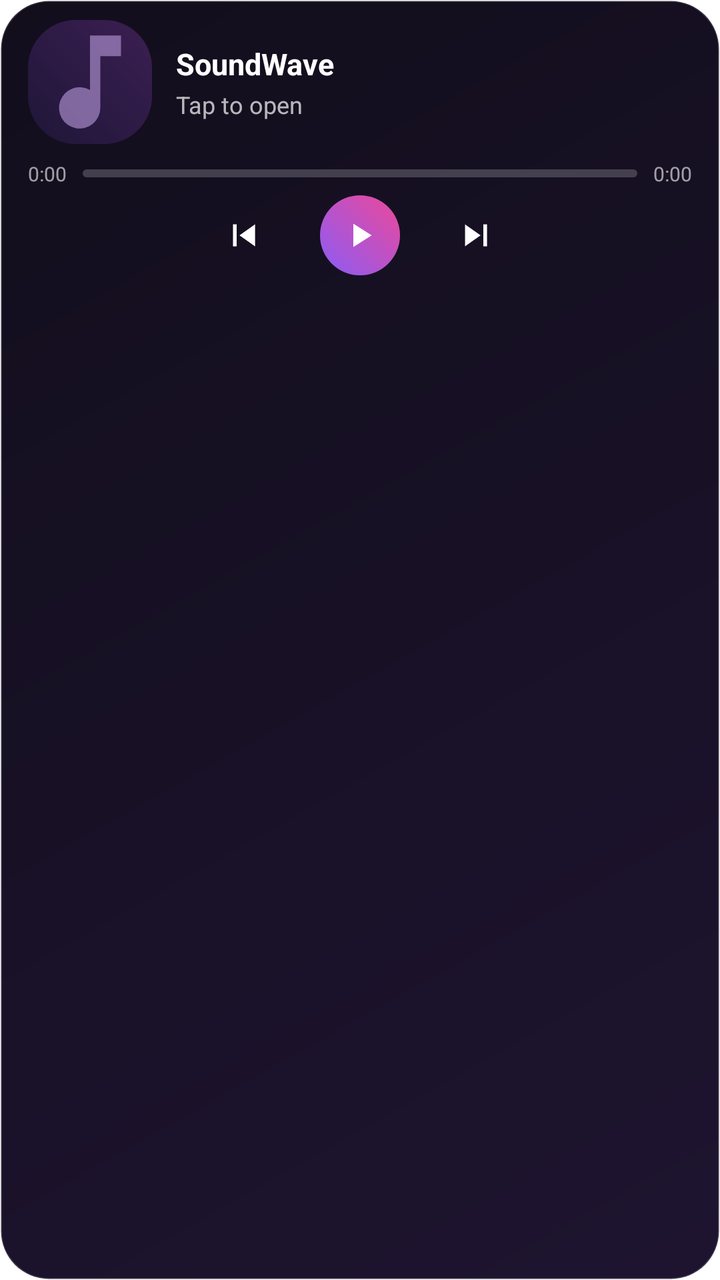
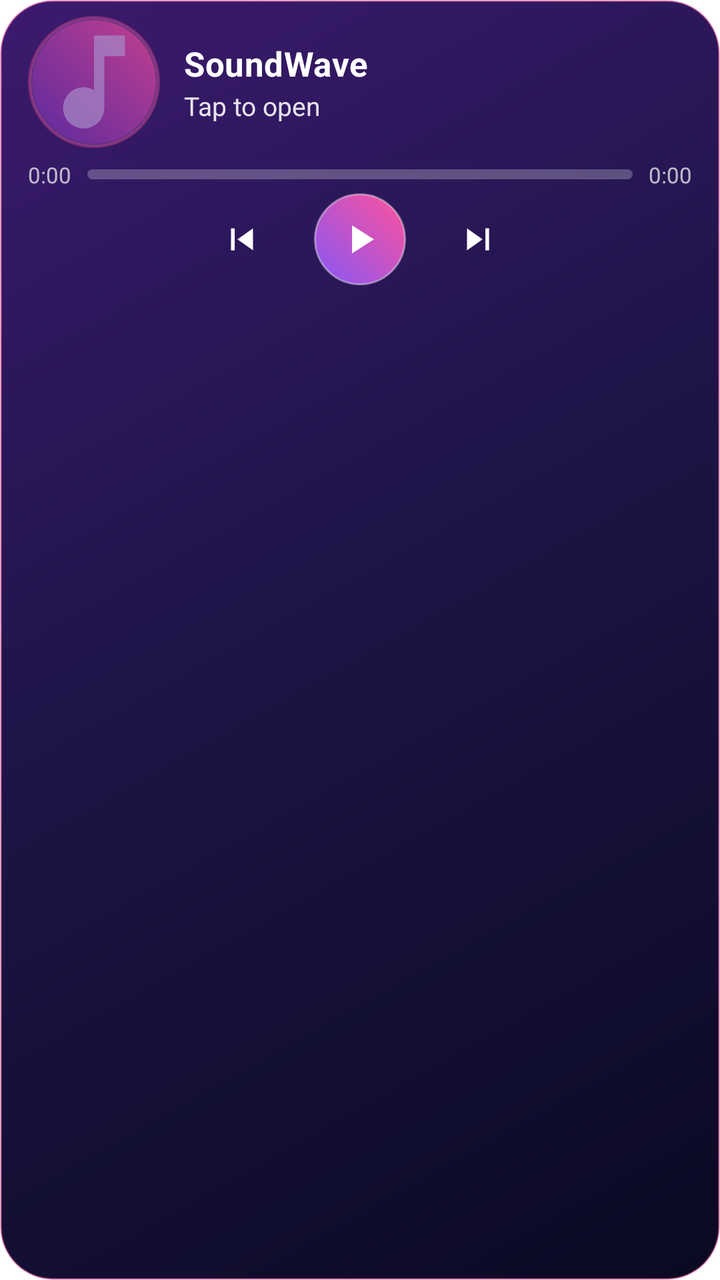

Two renders of the same Android screen: before a commit and after it. Below are the layout's source before the change and the commit's diff.
<!-- AndroidManifest.xml: fallback theme Theme.MaterialComponents.DayNight.NoActionBar -->
<!-- res/layout/soundwave_widget.xml -->
<?xml version="1.0" encoding="utf-8"?>
<LinearLayout xmlns:android="http://schemas.android.com/apk/res/android"
    android:id="@+id/widget_root"
    android:layout_width="match_parent"
    android:layout_height="match_parent"
    android:background="@drawable/soundwave_widget_background"
    android:orientation="vertical"
    android:paddingStart="14dp"
    android:paddingEnd="14dp"
    android:paddingTop="10dp"
    android:paddingBottom="8dp">

    <LinearLayout
        android:layout_width="match_parent"
        android:layout_height="wrap_content"
        android:gravity="center_vertical"
        android:orientation="horizontal">

        <ImageView
            android:id="@+id/widget_art"
            android:layout_width="62dp"
            android:layout_height="62dp"
            android:contentDescription="Album art"
            android:scaleType="fitCenter"
            android:src="@drawable/widget_art_placeholder" />

        <LinearLayout
            android:layout_width="0dp"
            android:layout_height="wrap_content"
            android:layout_marginStart="12dp"
            android:layout_weight="1"
            android:orientation="vertical">

            <TextView
                android:id="@+id/widget_title"
                android:layout_width="match_parent"
                android:layout_height="wrap_content"
                android:ellipsize="end"
                android:maxLines="1"
                android:text="SoundWave"
                android:textColor="#FFFFFF"
                android:textSize="15sp"
                android:textStyle="bold" />

            <TextView
                android:id="@+id/widget_artist"
                android:layout_width="match_parent"
                android:layout_height="wrap_content"
                android:layout_marginTop="2dp"
                android:ellipsize="end"
                android:maxLines="1"
                android:text="Tap to open"
                android:textColor="#B3FFFFFF"
                android:textSize="12sp" />

            
            <LinearLayout
                android:id="@+id/widget_next_row"
                android:layout_width="match_parent"
                android:layout_height="wrap_content"
                android:layout_marginTop="2dp"
                android:gravity="center_vertical"
                android:minHeight="24dp"
                android:orientation="horizontal"
                android:visibility="gone">

                <TextView
                    android:id="@+id/widget_next_song"
                    android:layout_width="0dp"
                    android:layout_height="wrap_content"
                    android:layout_weight="1"
                    android:ellipsize="end"
                    android:maxLines="1"
                    android:text=""
                    android:textColor="#B3FFFFFF"
                    android:textSize="11sp" />

                <ImageView
                    android:id="@+id/widget_next_hint"
                    android:layout_width="14dp"
                    android:layout_height="14dp"
                    android:layout_marginStart="6dp"
                    android:alpha="0.75"
                    android:contentDescription="Play next"
                    android:scaleType="fitCenter"
                    android:src="@drawable/ic_widget_next" />
            </LinearLayout>
        </LinearLayout>
    </LinearLayout>

    <LinearLayout
        android:layout_width="match_parent"
        android:layout_height="wrap_content"
        android:layout_marginTop="8dp"
        android:gravity="center_vertical"
        android:orientation="horizontal">

        <TextView
            android:id="@+id/widget_elapsed"
            android:layout_width="wrap_content"
            android:layout_height="wrap_content"
            android:text="0:00"
            android:textColor="#99FFFFFF"
            android:textSize="10sp" />

        <ProgressBar
            android:id="@+id/widget_progress"
            style="?android:attr/progressBarStyleHorizontal"
            android:layout_width="0dp"
            android:layout_height="4dp"
            android:layout_marginStart="8dp"
            android:layout_marginEnd="8dp"
            android:layout_weight="1"
            android:max="1000"
            android:progress="0"
            android:progressDrawable="@drawable/widget_progress" />

        <TextView
            android:id="@+id/widget_total"
            android:layout_width="wrap_content"
            android:layout_height="wrap_content"
            android:text="0:00"
            android:textColor="#99FFFFFF"
            android:textSize="10sp" />
    </LinearLayout>

    <LinearLayout
        android:layout_width="match_parent"
        android:layout_height="wrap_content"
        android:layout_marginTop="4dp"
        android:gravity="center"
        android:orientation="horizontal">

        <ImageButton
            android:id="@+id/widget_prev"
            android:layout_width="40dp"
            android:layout_height="40dp"
            android:background="@android:color/transparent"
            android:contentDescription="Previous song"
            android:padding="9dp"
            android:scaleType="fitCenter"
            android:src="@drawable/ic_widget_previous" />

        <ImageButton
            android:id="@+id/widget_play_pause"
            android:layout_width="40dp"
            android:layout_height="40dp"
            android:layout_marginStart="18dp"
            android:layout_marginEnd="18dp"
            android:background="@drawable/widget_play_bg"
            android:contentDescription="Play or pause"
            android:padding="10dp"
            android:scaleType="fitCenter"
            android:src="@drawable/ic_widget_play" />

        <ImageButton
            android:id="@+id/widget_next"
            android:layout_width="40dp"
            android:layout_height="40dp"
            android:background="@android:color/transparent"
            android:contentDescription="Next song"
            android:padding="9dp"
            android:scaleType="fitCenter"
            android:src="@drawable/ic_widget_next" />
    </LinearLayout>
</LinearLayout>
<!-- resources referenced by this layout -->
<resources>
  <!-- drawable ic_widget_next (drawable) -->
  <?xml version="1.0" encoding="utf-8"?>
  <vector xmlns:android="http://schemas.android.com/apk/res/android"
      android:width="24dp"
      android:height="24dp"
      android:viewportWidth="24"
      android:viewportHeight="24">
      <path
          android:fillColor="#FFFFFF"
          android:pathData="M16,6h2v12h-2z" />
      <path
          android:fillColor="#FFFFFF"
          android:pathData="M6,6v12l8.5,-6z" />
  </vector>
  <!-- drawable ic_widget_play (drawable) -->
  <?xml version="1.0" encoding="utf-8"?>
  <vector xmlns:android="http://schemas.android.com/apk/res/android"
      android:width="24dp"
      android:height="24dp"
      android:viewportWidth="24"
      android:viewportHeight="24">
      <path
          android:fillColor="#FFFFFF"
          android:pathData="M8,5v14l11,-7z" />
  </vector>
  <!-- drawable soundwave_widget_background (drawable) -->
  <?xml version="1.0" encoding="utf-8"?>
  <shape xmlns:android="http://schemas.android.com/apk/res/android"
      android:shape="rectangle">
      <gradient
          android:angle="315"
          android:endColor="#1E1430"
          android:startColor="#120E1C" />
      <corners android:radius="24dp" />
      <stroke
          android:width="1dp"
          android:color="#2EFFFFFF" />
  </shape>
  <!-- drawable widget_art_placeholder (drawable) -->
  <?xml version="1.0" encoding="utf-8"?>
  <layer-list xmlns:android="http://schemas.android.com/apk/res/android">
      <item>
          <shape android:shape="rectangle">
              <corners android:radius="10dp" />
              <gradient
                  android:angle="45"
                  android:endColor="#3B1F52"
                  android:startColor="#1F1638" />
          </shape>
      </item>
      <item
          android:width="26dp"
          android:height="26dp"
          android:drawable="@drawable/ic_widget_music"
          android:gravity="center" />
  </layer-list>
  <!-- drawable widget_play_bg (drawable) -->
  <?xml version="1.0" encoding="utf-8"?>
  <shape xmlns:android="http://schemas.android.com/apk/res/android"
      android:shape="oval">
      <gradient
          android:angle="45"
          android:endColor="#EC4899"
          android:startColor="#8B5CF6" />
  </shape>
  <!-- drawable widget_progress (drawable) -->
  <?xml version="1.0" encoding="utf-8"?>
  <layer-list xmlns:android="http://schemas.android.com/apk/res/android">
      <item android:id="@android:id/background">
          <shape android:shape="rectangle">
              <corners android:radius="3dp" />
              <solid android:color="#33FFFFFF" />
          </shape>
      </item>
      <item android:id="@android:id/progress">
          <clip>
              <shape android:shape="rectangle">
                  <corners android:radius="3dp" />
                  <gradient
                      android:angle="0"
                      android:endColor="#EC4899"
                      android:startColor="#8B5CF6" />
              </shape>
          </clip>
      </item>
  </layer-list>
  <!-- drawable ic_widget_music (drawable) -->
  <?xml version="1.0" encoding="utf-8"?>
  <vector xmlns:android="http://schemas.android.com/apk/res/android"
      android:width="24dp"
      android:height="24dp"
      android:viewportWidth="24"
      android:viewportHeight="24">
      <path
          android:fillColor="#B3A78BC8"
          android:pathData="M12,3v10.55A4,4 0,1 0,14 17V7h4V3z" />
  </vector>
  <!-- unchanged entries left out for length: 1 -->
</resources>

<!-- the commit's change to res/layout/soundwave_widget.xml (unified diff, before → after) -->
@@ -7,8 +7,8 @@
     android:orientation="vertical"
     android:paddingStart="14dp"
     android:paddingEnd="14dp"
-    android:paddingTop="10dp"
-    android:paddingBottom="8dp">
+    android:paddingTop="8dp"
+    android:paddingBottom="6dp">
 
     <LinearLayout
         android:layout_width="match_parent"
@@ -18,9 +18,11 @@
 
         <ImageView
             android:id="@+id/widget_art"
-            android:layout_width="62dp"
-            android:layout_height="62dp"
+            android:layout_width="66dp"
+            android:layout_height="66dp"
+            android:background="@drawable/widget_art_ring"
             android:contentDescription="Album art"
+            android:padding="2dp"
             android:scaleType="fitCenter"
             android:src="@drawable/widget_art_placeholder" />
 
@@ -37,21 +39,22 @@
                 android:layout_height="wrap_content"
                 android:ellipsize="end"
                 android:maxLines="1"
+                android:letterSpacing="0.01"
                 android:text="SoundWave"
                 android:textColor="#FFFFFF"
-                android:textSize="15sp"
+                android:textSize="17sp"
                 android:textStyle="bold" />
 
             <TextView
                 android:id="@+id/widget_artist"
                 android:layout_width="match_parent"
                 android:layout_height="wrap_content"
-                android:layout_marginTop="2dp"
+                android:layout_marginTop="1dp"
                 android:ellipsize="end"
                 android:maxLines="1"
                 android:text="Tap to open"
-                android:textColor="#B3FFFFFF"
-                android:textSize="12sp" />
+                android:textColor="#E0FFFFFF"
+                android:textSize="13sp" />
 
             
             <LinearLayout
@@ -72,15 +75,15 @@
                     android:ellipsize="end"
                     android:maxLines="1"
                     android:text=""
-                    android:textColor="#B3FFFFFF"
-                    android:textSize="11sp" />
+                    android:textColor="#D9FFFFFF"
+                    android:textSize="12sp" />
 
                 <ImageView
                     android:id="@+id/widget_next_hint"
-                    android:layout_width="14dp"
-                    android:layout_height="14dp"
+                    android:layout_width="15dp"
+                    android:layout_height="15dp"
                     android:layout_marginStart="6dp"
-                    android:alpha="0.75"
+                    android:alpha="0.9"
                     android:contentDescription="Play next"
                     android:scaleType="fitCenter"
                     android:src="@drawable/ic_widget_next" />
@@ -91,7 +94,7 @@
     <LinearLayout
         android:layout_width="match_parent"
         android:layout_height="wrap_content"
-        android:layout_marginTop="8dp"
+        android:layout_marginTop="6dp"
         android:gravity="center_vertical"
         android:orientation="horizontal">
 
@@ -100,14 +103,14 @@
             android:layout_width="wrap_content"
             android:layout_height="wrap_content"
             android:text="0:00"
-            android:textColor="#99FFFFFF"
-            android:textSize="10sp" />
+            android:textColor="#B3FFFFFF"
+            android:textSize="11sp" />
 
         <ProgressBar
             android:id="@+id/widget_progress"
             style="?android:attr/progressBarStyleHorizontal"
             android:layout_width="0dp"
-            android:layout_height="4dp"
+            android:layout_height="5dp"
             android:layout_marginStart="8dp"
             android:layout_marginEnd="8dp"
             android:layout_weight="1"
@@ -120,14 +123,14 @@
             android:layout_width="wrap_content"
             android:layout_height="wrap_content"
             android:text="0:00"
-            android:textColor="#99FFFFFF"
-            android:textSize="10sp" />
+            android:textColor="#B3FFFFFF"
+            android:textSize="11sp" />
     </LinearLayout>
 
     <LinearLayout
         android:layout_width="match_parent"
         android:layout_height="wrap_content"
-        android:layout_marginTop="4dp"
+        android:layout_marginTop="2dp"
         android:gravity="center"
         android:orientation="horizontal">
 
@@ -143,13 +146,13 @@
 
         <ImageButton
             android:id="@+id/widget_play_pause"
-            android:layout_width="40dp"
-            android:layout_height="40dp"
-            android:layout_marginStart="18dp"
-            android:layout_marginEnd="18dp"
+            android:layout_width="46dp"
+            android:layout_height="46dp"
+            android:layout_marginStart="16dp"
+            android:layout_marginEnd="16dp"
             android:background="@drawable/widget_play_bg"
             android:contentDescription="Play or pause"
-            android:padding="10dp"
+            android:padding="11dp"
             android:scaleType="fitCenter"
             android:src="@drawable/ic_widget_play" />
 
<!-- resource entries referenced after the edit -->
@@ -31,57 +31,70 @@
       android:shape="rectangle">
       <gradient
           android:angle="315"
-          android:endColor="#1E1430"
-          android:startColor="#120E1C" />
-      <corners android:radius="24dp" />
+          android:centerColor="#1B1444"
+          android:endColor="#0A0A22"
+          android:startColor="#3C1A6E"
+          android:type="linear" />
+      <corners android:radius="26dp" />
       <stroke
           android:width="1dp"
-          android:color="#2EFFFFFF" />
+          android:color="#5CFF529A" />
   </shape>
   <!-- drawable widget_art_placeholder (drawable) -->
   <?xml version="1.0" encoding="utf-8"?>
   <layer-list xmlns:android="http://schemas.android.com/apk/res/android">
       <item>
-          <shape android:shape="rectangle">
-              <corners android:radius="10dp" />
+          <shape android:shape="oval">
               <gradient
                   android:angle="45"
-                  android:endColor="#3B1F52"
-                  android:startColor="#1F1638" />
+                  android:endColor="#C23F8E"
+                  android:startColor="#5B2A9E" />
           </shape>
       </item>
       <item
-          android:width="26dp"
-          android:height="26dp"
+          android:width="30dp"
+          android:height="30dp"
           android:drawable="@drawable/ic_widget_music"
           android:gravity="center" />
   </layer-list>
+  <!-- drawable widget_art_ring (drawable) -->
+  <?xml version="1.0" encoding="utf-8"?>
+  <shape xmlns:android="http://schemas.android.com/apk/res/android"
+      android:shape="oval">
+      <solid android:color="#1AFFFFFF" />
+      <stroke
+          android:width="1.5dp"
+          android:color="#59FF529A" />
+  </shape>
   <!-- drawable widget_play_bg (drawable) -->
   <?xml version="1.0" encoding="utf-8"?>
   <shape xmlns:android="http://schemas.android.com/apk/res/android"
       android:shape="oval">
       <gradient
           android:angle="45"
-          android:endColor="#EC4899"
-          android:startColor="#8B5CF6" />
+          android:endColor="#FF529A"
+          android:startColor="#8557F6" />
+      <stroke
+          android:width="1dp"
+          android:color="#66FFFFFF" />
   </shape>
   <!-- drawable widget_progress (drawable) -->
   <?xml version="1.0" encoding="utf-8"?>
   <layer-list xmlns:android="http://schemas.android.com/apk/res/android">
       <item android:id="@android:id/background">
           <shape android:shape="rectangle">
-              <corners android:radius="3dp" />
-              <solid android:color="#33FFFFFF" />
+              <corners android:radius="4dp" />
+              <solid android:color="#40FFFFFF" />
           </shape>
       </item>
       <item android:id="@android:id/progress">
           <clip>
               <shape android:shape="rectangle">
-                  <corners android:radius="3dp" />
+                  <corners android:radius="4dp" />
                   <gradient
                       android:angle="0"
-                      android:endColor="#EC4899"
-                      android:startColor="#8B5CF6" />
+                      android:endColor="#FF529A"
+                      android:startColor="#6A5CFF" />
               </shape>
           </clip>
       </item>
